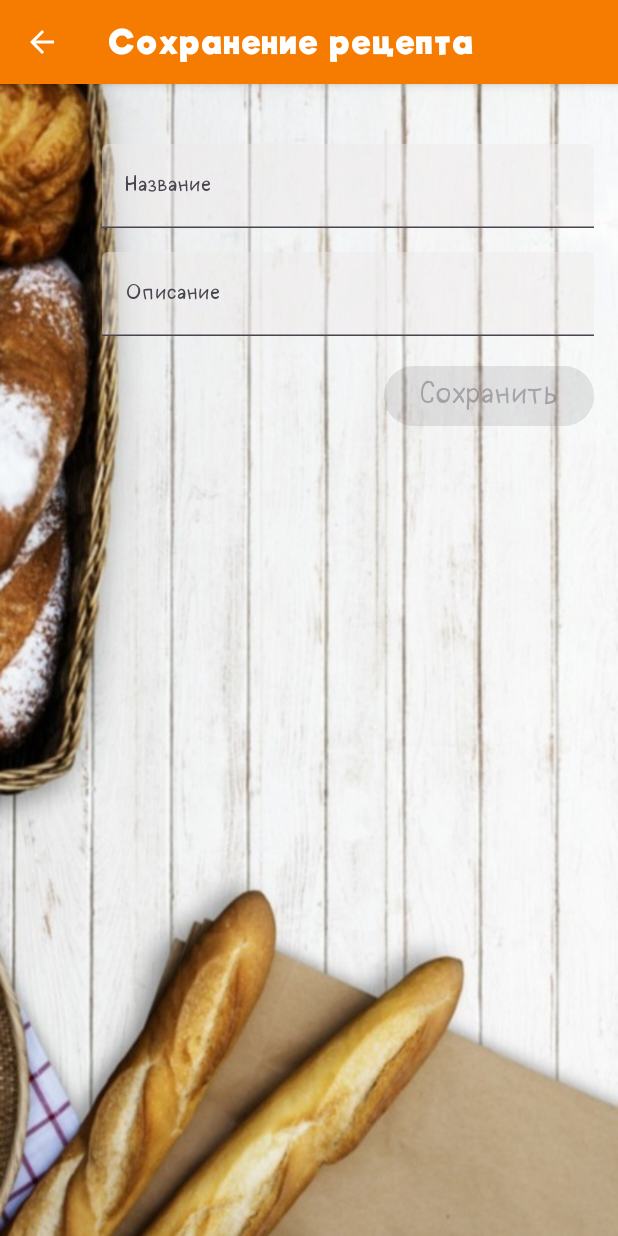
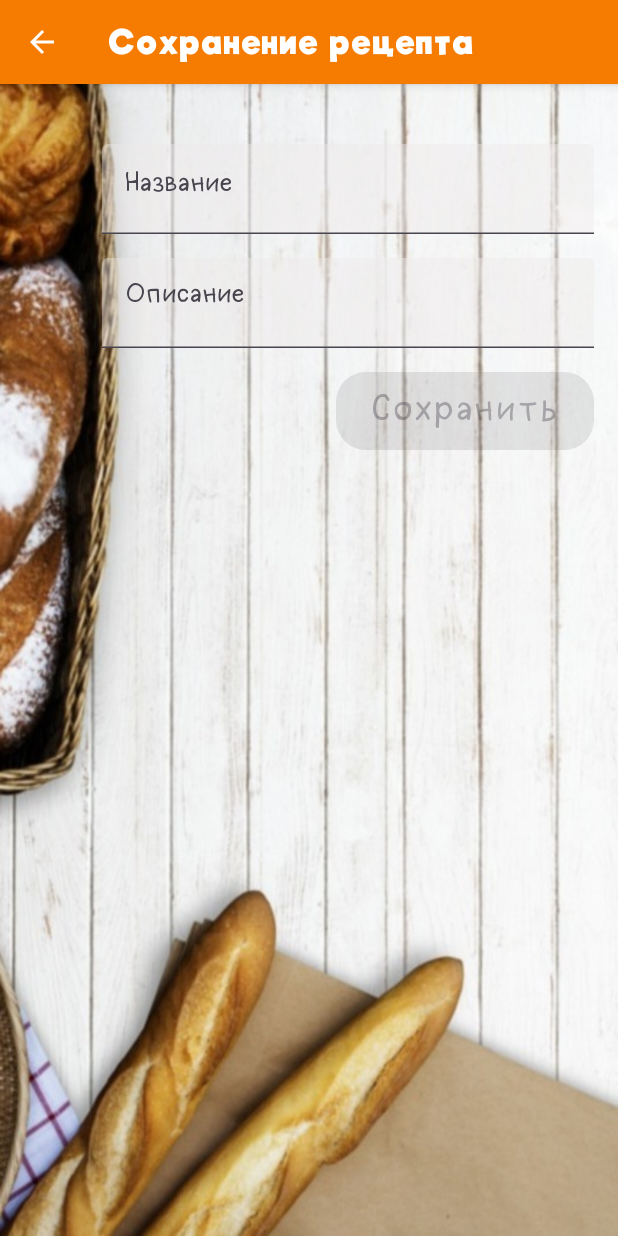
Before and after one commit to Cha1000000/DoughCalculator-V3-Compose, an Android app built with Jetpack Compose: the SaveRecipeScreen screen opened through its navigation route, on a phone screen of 412 x 824 dp. Run offline under Robolectric (Android 15) with nearby library versions, the phone set to English and light mode, and no system bars; our stand-ins replace Dagger/Hilt's generated code, Room's generated code.

Commit message:
make font sizes bigger

```diff
--- a/app/src/main/java/com/easycook/doughcalculator/screens/SaveRecipeScreen.kt
+++ b/app/src/main/java/com/easycook/doughcalculator/screens/SaveRecipeScreen.kt
@@ -48,7 +48,6 @@ import com.easycook.doughcalculator.R.color.light_gray
 import com.easycook.doughcalculator.R.color.orange_900
 import com.easycook.doughcalculator.RecipeViewModel
 import com.easycook.doughcalculator.common.CALCULATION_SCREEN
-import com.easycook.doughcalculator.ui.theme.FontFamilyDefault
 
 @Composable
 fun SaveRecipeScreen(
@@ -94,7 +93,6 @@ fun SaveRecipeScreen(
                 modifier = Modifier.matchParentSize(),
                 contentScale = ContentScale.FillBounds
             )
-
             Column(
                 modifier = Modifier
                     .fillMaxSize()
@@ -107,8 +105,8 @@ fun SaveRecipeScreen(
                     label = {
                         Text(
                             stringResource(R.string.recipe_title),
-                            fontSize = 14.sp,
-                            fontFamily = FontFamilyDefault,
+                            style = typography.labelLarge,
+                            modifier = Modifier.padding(bottom = 6.dp),
                         )
                     },
                     textStyle = typography.bodyLarge,
@@ -135,8 +133,8 @@ fun SaveRecipeScreen(
                     label = {
                         Text(
                             stringResource(R.string.text_field_description),
-                            fontSize = 14.sp,
-                            fontFamily = FontFamilyDefault,
+                            style = typography.labelLarge,
+                            modifier = Modifier.padding(bottom = 6.dp),
                         )
                     },
                     textStyle = typography.bodyLarge,
@@ -167,9 +165,11 @@ fun SaveRecipeScreen(
                     shape = RoundedCornerShape(20.dp)
                 ) {
                     Text(
+                        modifier = Modifier.padding(vertical = 6.dp),
                         text = stringResource(R.string.button_save_text),
                         style = typography.bodyLarge,
-                        fontSize = 20.sp,
+                        fontSize = 24.sp,
+                        letterSpacing = 2.sp
                     )
                 }
             }
```
Also changed, not shown: app/src/main/java/com/easycook/doughcalculator/screens/CalculationScreen.kt (+5 -5 lines), app/src/main/java/com/easycook/doughcalculator/ui/theme/Type.kt (+16 -2 lines).
